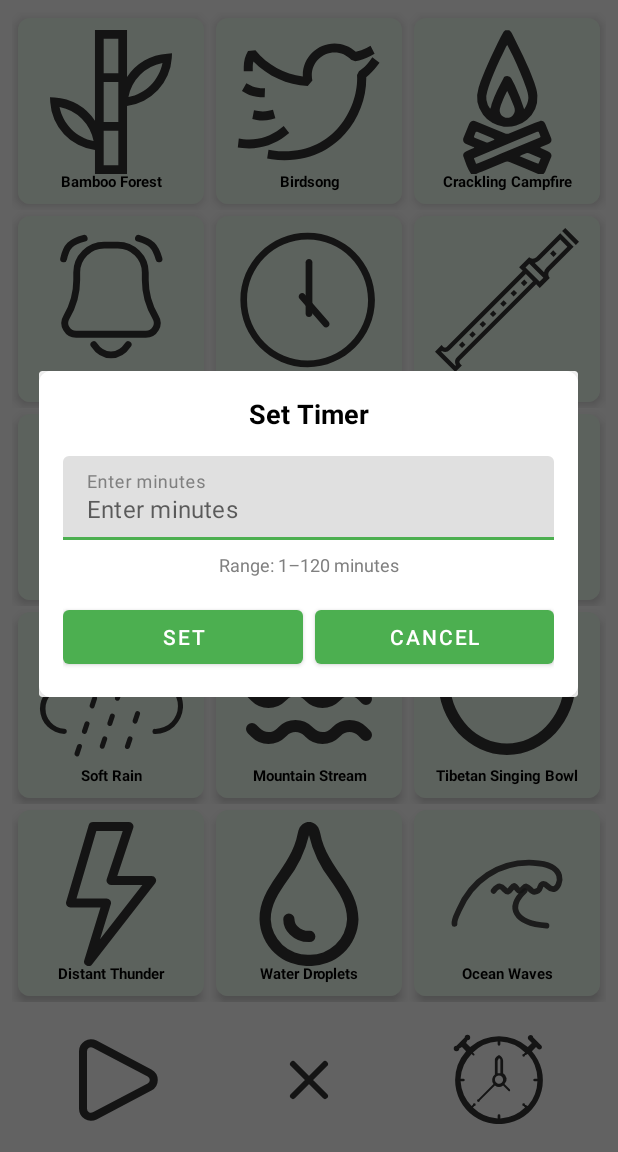
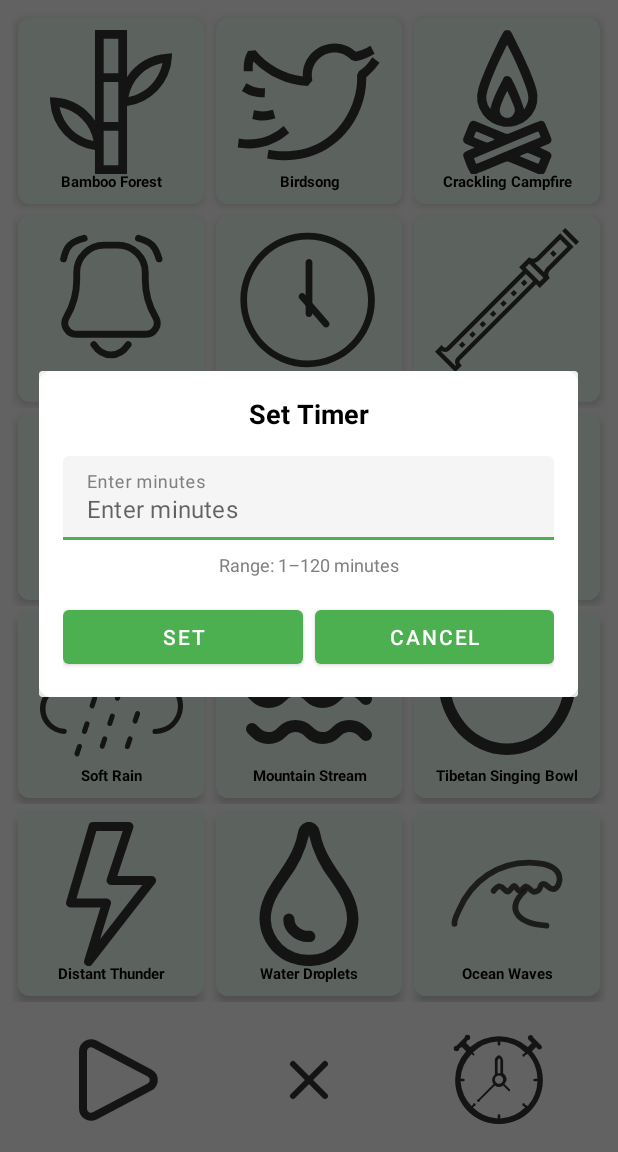
Before and after one commit to anilanvesh/Naturo, an Android app: the screen it shows after launch (MainActivity), after a tap on "Set Timer", on a phone screen of 412 x 824 dp, the part 84-1236 px from its top. Run offline under Robolectric (Android 15) with nearby library versions, the phone set to English and light mode, and no system bars.

Commit message:
05-12-2024

```diff
--- a/app/src/main/res/layout/timer_popup.xml
+++ b/app/src/main/res/layout/timer_popup.xml
@@ -42,6 +42,9 @@
             android:hint="@string/enter_minutes"
             android:maxWidth="488dp"
             app:hintTextColor="#808080"
+            style="@style/Widget.MaterialComponents.TextInputLayout.FilledBox"
+            app:hintAnimationEnabled="true"
+            app:boxBackgroundColor="#F5F5F5"
             app:layout_constraintEnd_toEndOf="parent"
             app:layout_constraintStart_toStartOf="parent"
             app:layout_constraintTop_toBottomOf="@id/textViewTimerTitle"
@@ -55,7 +58,7 @@
                 android:maxLines="1"
                 android:maxWidth="488dp"
                 android:textColor="#000000"
-                android:hint="@string/enter_minutes"
+                android:background="@null"
                 android:importantForAccessibility="yes"
                 tools:targetApi="34"/>
 
```
